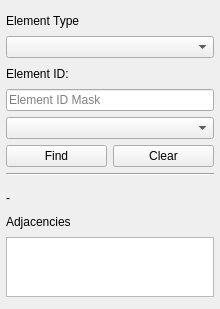
The window that ui/qgisred_findElements_dock.ui (Ingeniousware/QGISRed-BID) describes before a commit, drawn with Qt 5.
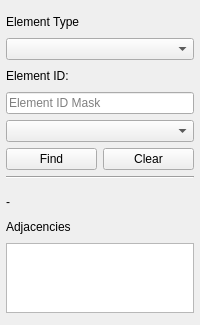
The same window after the commit. Custom widgets are drawn as their Qt base class.

Commit message: arreglando fonte y ventana

```diff
--- a/ui/qgisred_findElements_dock.ui
+++ b/ui/qgisred_findElements_dock.ui
@@ -6,26 +6,26 @@
    <rect>
     <x>0</x>
     <y>0</y>
-    <width>220</width>
-    <height>309</height>
+    <width>200</width>
+    <height>325</height>
    </rect>
   </property>
   <property name="sizePolicy">
-   <sizepolicy hsizetype="Preferred" vsizetype="Minimum">
+   <sizepolicy hsizetype="Minimum" vsizetype="Minimum">
     <horstretch>0</horstretch>
     <verstretch>0</verstretch>
    </sizepolicy>
   </property>
   <property name="minimumSize">
    <size>
-    <width>220</width>
-    <height>309</height>
+    <width>200</width>
+    <height>325</height>
    </size>
   </property>
   <property name="maximumSize">
    <size>
     <width>524287</width>
-    <height>350</height>
+    <height>325</height>
    </size>
   </property>
   <property name="windowTitle">
@@ -173,15 +173,21 @@
       <property name="minimumSize">
        <size>
         <width>0</width>
-        <height>50</height>
-       </size>
-      </property>
-      <property name="maximumSize">
-       <size>
-        <width>16777215</width>
         <height>60</height>
        </size>
       </property>
+      <property name="maximumSize">
+       <size>
+        <width>16777215</width>
+        <height>70</height>
+       </size>
+      </property>
+      <property name="font">
+       <font>
+        <family>MS Shell Dlg 2</family>
+        <pointsize>8</pointsize>
+       </font>
+      </property>
      </widget>
     </item>
    </layout>
```
